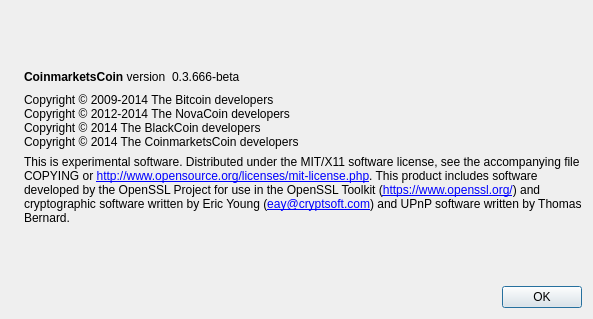
This is src/qt/forms/aboutdialog.ui in jyap808/jumbucks as Qt 5 draws it before an edit. The edited form follows.
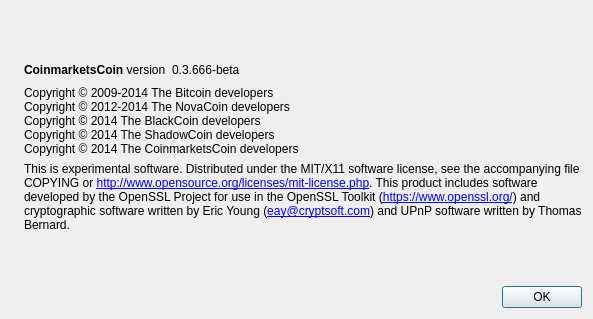
This is the edited form. Icons and pictures are not drawn.

Commit message: Restore copyright

The edit to the form file:
```diff
--- a/src/qt/forms/aboutdialog.ui
+++ b/src/qt/forms/aboutdialog.ui
@@ -94,6 +94,7 @@
         <string>Copyright © 2009-2014 The Bitcoin developers
 Copyright © 2012-2014 The NovaCoin developers
 Copyright © 2014 The BlackCoin developers
+Copyright © 2014 The ShadowCoin developers
 Copyright © 2014 The CoinmarketsCoin developers</string>
        </property>
        <property name="textInteractionFlags">
```
